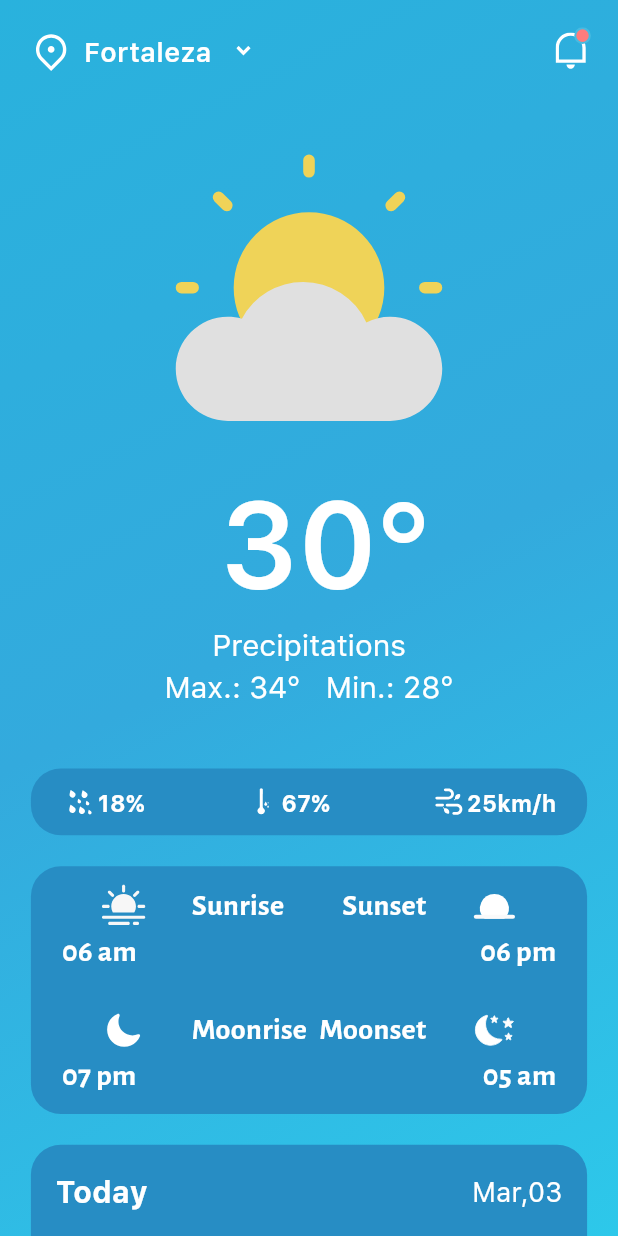
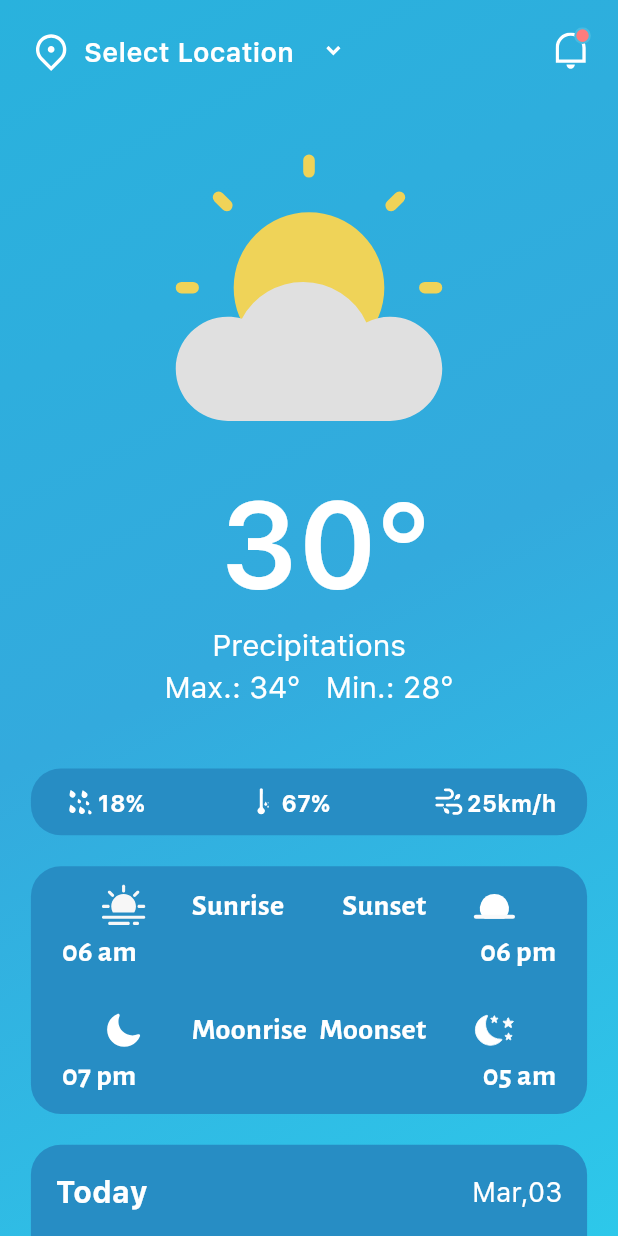
Before and after one commit to Ratndeep1999/weather_app, a Flutter app: the screen it shows after launch, on a phone screen of 412 x 824 dp. Run offline on Flutter 3.47's test engine with Material 3 defaults, Android fonts, the light colour scheme and no system bars; our stand-ins replace flutter_svg, geolocator.

Commit message:
location_and_notif_section.dart: location and region parameters pass.

```diff
--- a/lib/widgets/location_and_notif_section.dart
+++ b/lib/widgets/location_and_notif_section.dart
@@ -1,7 +1,6 @@
 import 'package:flutter/material.dart';
 import 'package:flutter_svg/flutter_svg.dart';
 import 'package:weather_app/widgets/two_items_widget.dart';
-
 import '../commons/text_styles.dart';
 
 class LocationAndNotifSection extends StatelessWidget {
@@ -10,8 +9,12 @@ class LocationAndNotifSection extends StatelessWidget {
     required this.width,
     required this.height,
     required this.selectLocationTap,
+    required this.location,
+    required this.region,
   });
 
+  final String location;
+  final String region;
   final VoidCallback selectLocationTap;
   final double width;
   final double height;
@@ -29,7 +32,7 @@ class LocationAndNotifSection extends StatelessWidget {
               semanticsLabel: "location",
             ),
             SizedBox(width: width * 0.02), //8
-            Text("Fortaleza", style: TextStyles.sfProSemibold),
+            Text("$location $region", style: TextStyles.sfProSemibold),
             SizedBox(width: width * 0.04), //16
             SvgPicture.asset(
               "assets/icons/down_arrow.svg",
```
